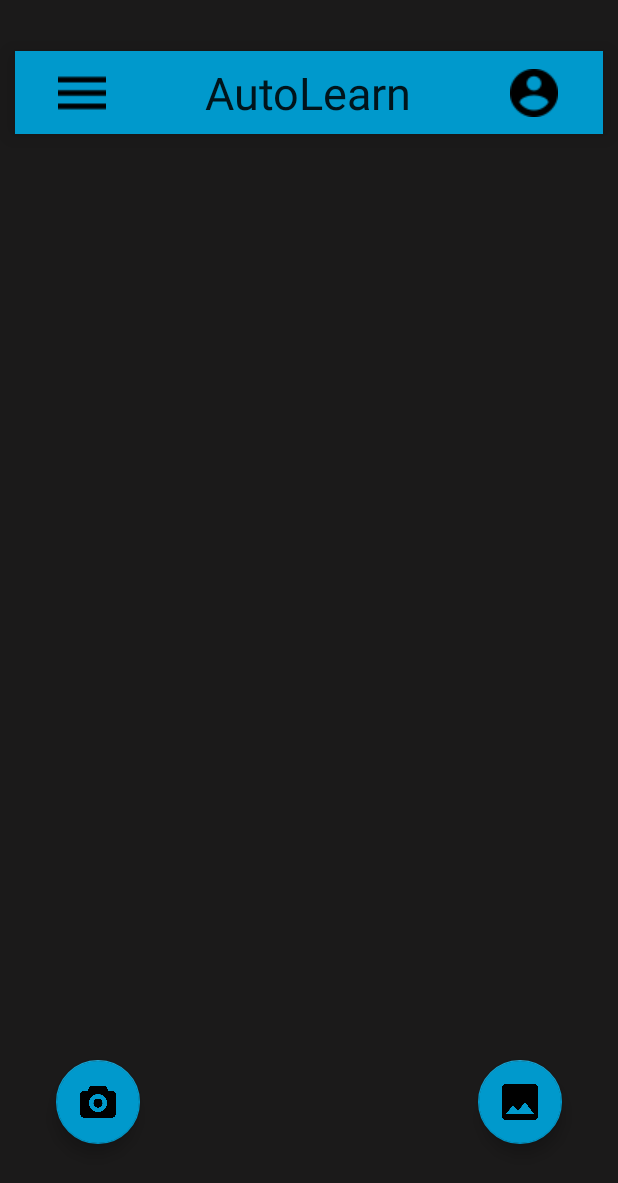
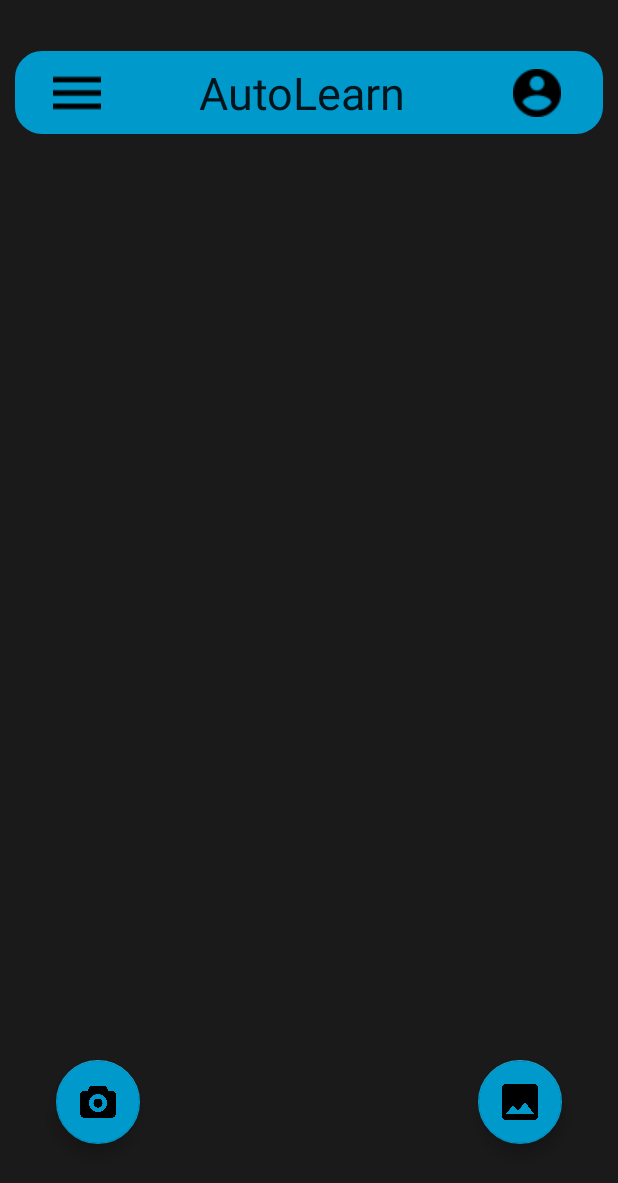
Before and after one commit to willpanderson/Auto-Learn, an Android app: the screen it shows after launch (MainActivity), on a phone screen of 412 x 824 dp. Shown: the top 1183 px of the screen. Run offline under Robolectric (Android 15) with nearby library versions, the phone set to English and light mode, and no system bars.

Commit message:
Added a rounded menu bar

```diff
--- /dev/null
+++ b/AutoLearnApp/app/src/main/res/drawable/rounded_blue_border.xml
@@ -0,0 +1,22 @@
+<?xml version="1.0" encoding="utf-8"?>
+<shape xmlns:android="http://schemas.android.com/apk/res/android"
+    android:shape="rectangle">
+
+    // The width and color of the border
+    <solid android:color="#0099cc" />
+    <stroke
+        android:width="4dp"
+        android:color="#0099cc" />
+
+    // The desired corner radius. reduce it to keep it less rounded
+    <corners android:radius="16dp" />
+
+    // Add your desired padding
+    <padding
+        android:left="2dp"
+        android:top="1dp"
+        android:right="2dp"
+        android:bottom="1dp"    >
+    </padding>
+
+</shape>
--- a/AutoLearnApp/app/src/main/res/layout/activity_main.xml
+++ b/AutoLearnApp/app/src/main/res/layout/activity_main.xml
@@ -57,8 +57,7 @@
         android:layout_height="55dp"
         android:layout_marginStart="10dp"
         android:layout_marginEnd="10dp"
-        android:background="@android:color/holo_blue_dark"
-        android:elevation="10dp"
+        android:background="@drawable/rounded_blue_border"
         app:layout_constraintBottom_toBottomOf="parent"
         app:layout_constraintEnd_toEndOf="parent"
         app:layout_constraintStart_toStartOf="parent"
@@ -67,7 +66,7 @@
 
         <ImageButton
             android:id="@+id/SettingsButton"
-            android:layout_width="89dp"
+            android:layout_width="78dp"
             android:layout_height="match_parent"
             android:background="#00FFFFFF"
             android:contentDescription="Button to display settings"
@@ -75,7 +74,7 @@
 
         <TextView
             android:id="@+id/AppTitle"
-            android:layout_width="212dp"
+            android:layout_width="223dp"
             android:layout_height="match_parent"
             android:gravity="center"
             android:lineSpacingExtra="14sp"
```
